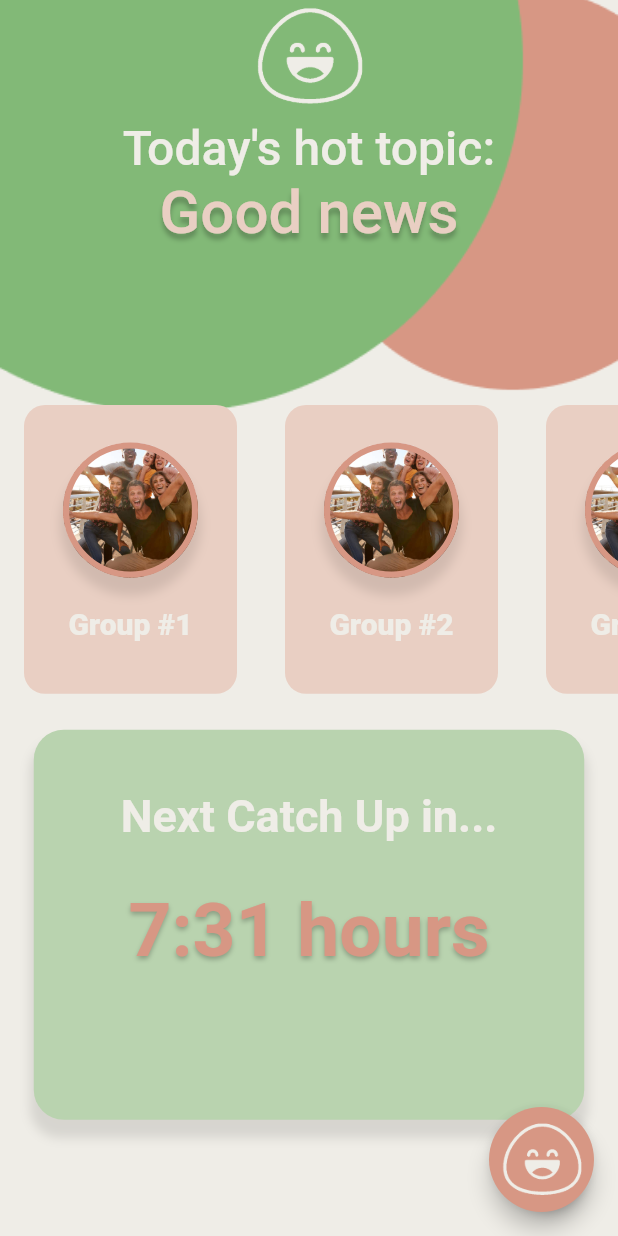
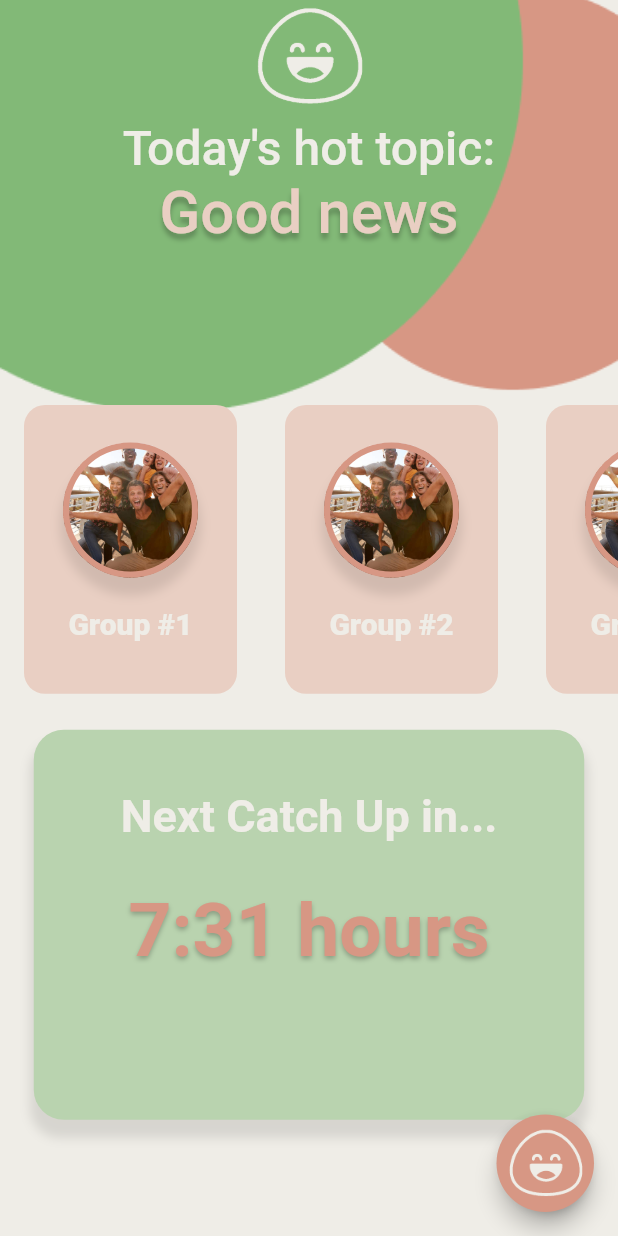
Before and after one commit to acm-projects/Catch-Up, a Flutter app: the Home screen opened directly, on a phone screen of 412 x 824 dp. Run offline on Flutter 3.47's test engine with Material 2 defaults, Android fonts, the phone set to English and light mode, and no system bars; our stand-ins replace animated_splash_screen, camera, firebase_auth, firebase_core, page_transition, video_player; accounts and stored records are empty; Roboto replaces fonts that are missing (Cartis-Beautyful-serif, Poppins); project files that could hold a hidden picture were left out.

```diff
--- a/lib/screens/home.dart
+++ b/lib/screens/home.dart
@@ -134,8 +134,8 @@ class _ExpandableFabState extends State<ExpandableFab>
             curve: const Interval(0.25, 1.0, curve: Curves.easeInOut),
             duration: const Duration(milliseconds: 250),
             child: SizedBox(
-              height: 70,
-              width: 70,
+              height: 65,
+              width: 65,
               child: FittedBox(
                 child: FloatingActionButton(
                   onPressed: () {
```
Also changed, not shown: lib/screens/voice_page.dart (added, +15 -0 lines), 85 other files.
